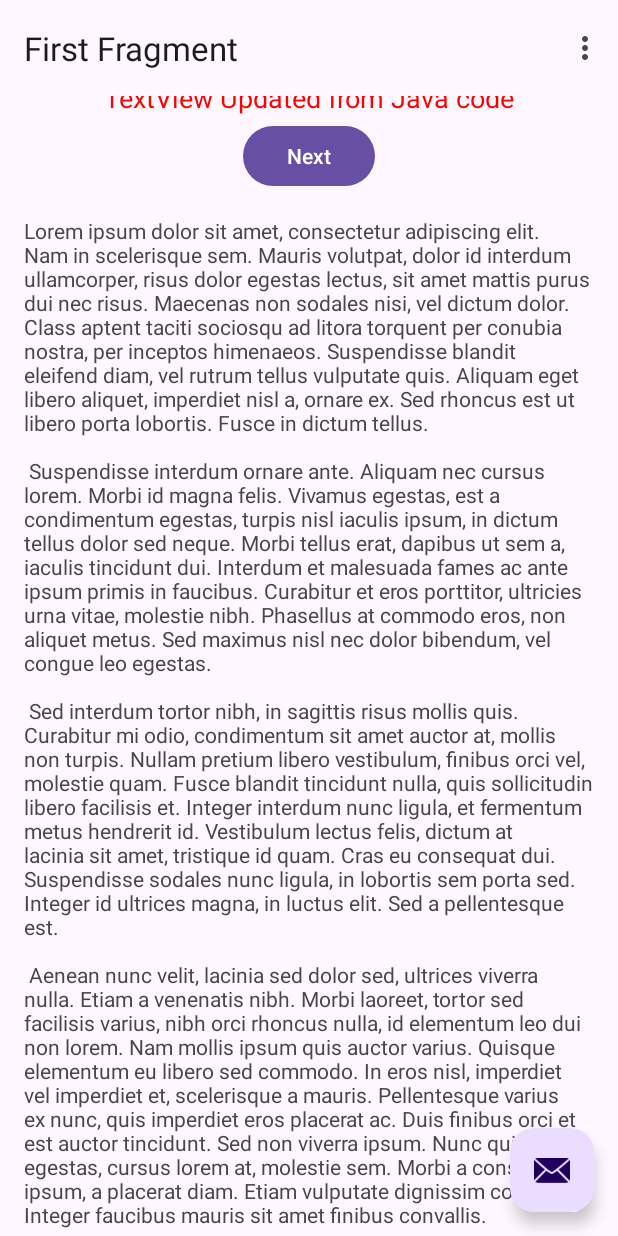
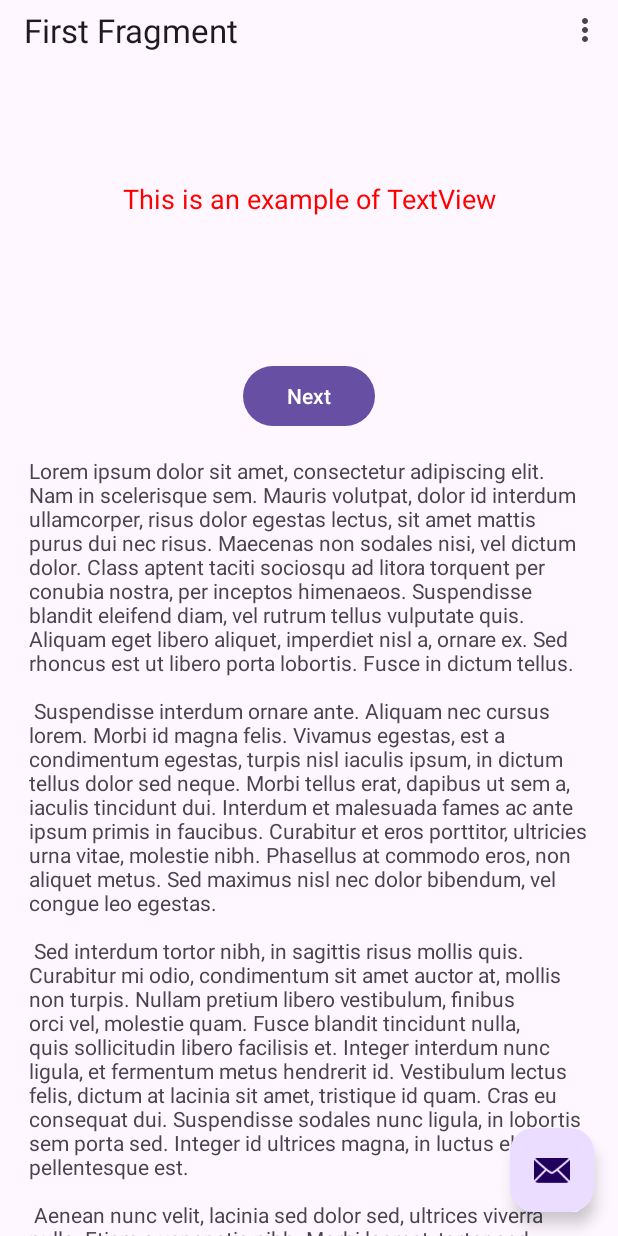
Before and after one commit to Rvannest/BasicViewsActivity4200Assignment1, an Android app: the screen it shows after launch (MainActivity), on a phone screen of 412 x 824 dp. Run offline under Robolectric (Android 15) with nearby library versions, the phone set to English and light mode, and no system bars; our stand-ins replace navigation-ui.

Commit message:
textview box is shown, "This is an example of TextView"

```diff
--- a/app/src/main/java/com/example/basicviewsactivity4200assignment1/MainActivity.java
+++ b/app/src/main/java/com/example/basicviewsactivity4200assignment1/MainActivity.java
@@ -55,7 +55,7 @@ public class MainActivity extends AppCompatActivity {
 
         textView = findViewById(R.id.textView);
 
-        textView.setText("TextView Updated from Java code");
+        textView.setText("This is an example of TextView");
 
         textView.setOnClickListener(new View.OnClickListener() {
             @Override
--- a/app/src/main/res/layout/activity_main.xml
+++ b/app/src/main/res/layout/activity_main.xml
@@ -15,7 +15,7 @@
         <com.google.android.material.appbar.MaterialToolbar
             android:id="@+id/toolbar"
             android:layout_width="match_parent"
-            android:layout_height="?attr/actionBarSize" />
+            android:layout_height="40dp" />
 
     </com.google.android.material.appbar.AppBarLayout>
 
--- a/app/src/main/res/layout/content_main.xml
+++ b/app/src/main/res/layout/content_main.xml
@@ -1,6 +1,7 @@
 <?xml version="1.0" encoding="utf-8"?>
 <androidx.constraintlayout.widget.ConstraintLayout xmlns:android="http://schemas.android.com/apk/res/android"
     xmlns:app="http://schemas.android.com/apk/res-auto"
+    xmlns:tools="http://schemas.android.com/tools"
     android:layout_width="match_parent"
     android:layout_height="match_parent"
     app:layout_behavior="@string/appbar_scrolling_view_behavior">
@@ -10,7 +11,7 @@
         android:id="@+id/textView"
         android:layout_width="wrap_content"
         android:layout_height="wrap_content"
-        android:text="This is an example of TextView"
+        android:text=""
         android:textSize="18sp"
         android:textColor="#FF0000"
         android:layout_gravity="center"
@@ -24,12 +25,13 @@
     <fragment
         android:id="@+id/nav_host_fragment_content_main"
         android:name="androidx.navigation.fragment.NavHostFragment"
-        android:layout_width="0dp"
-        android:layout_height="0dp"
+        android:layout_width="405dp"
+        android:layout_height="600dp"
         app:defaultNavHost="true"
         app:layout_constraintBottom_toBottomOf="parent"
         app:layout_constraintEnd_toEndOf="parent"
         app:layout_constraintStart_toStartOf="parent"
         app:layout_constraintTop_toTopOf="parent"
+        app:layout_constraintVertical_bias="1.0"
         app:navGraph="@navigation/nav_graph" />
 </androidx.constraintlayout.widget.ConstraintLayout>
```
